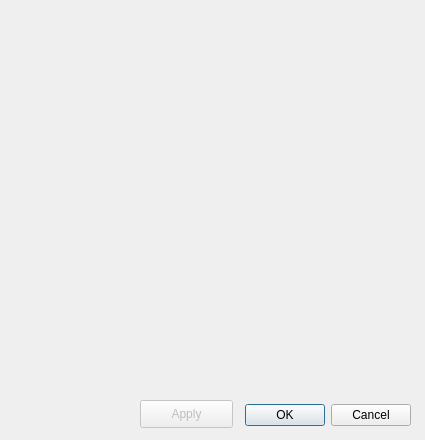
Old version of the form gui/dialogCameraSettings.ui in the repository Spinarakk/defectmonitor.
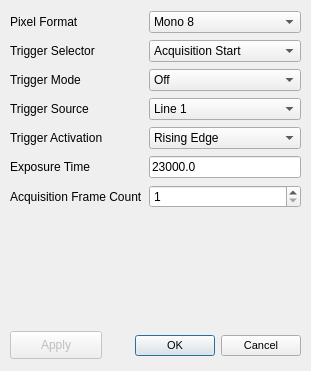
New version of the form. Icons and pictures are not drawn.

Commit message: July 3 - Removed the hardware trigger from the 3D machine and moved it to the office - Setup the camera and hooked it up to the laptop - Wrote some simple code to take pictures and set the settings (Mono8) - Tested hardware trigger (works properly) - Doesn't appear to require the grey cable - Need to refine the code to work with threads

The edit to the form file:
```diff
--- a/gui/dialogCameraSettings.ui
+++ b/gui/dialogCameraSettings.ui
@@ -9,10 +9,22 @@
    <rect>
     <x>0</x>
     <y>0</y>
-    <width>425</width>
-    <height>440</height>
+    <width>311</width>
+    <height>371</height>
    </rect>
   </property>
+  <property name="minimumSize">
+   <size>
+    <width>311</width>
+    <height>371</height>
+   </size>
+  </property>
+  <property name="maximumSize">
+   <size>
+    <width>311</width>
+    <height>371</height>
+   </size>
+  </property>
   <property name="windowTitle">
    <string>Camera Settings</string>
   </property>
@@ -26,12 +38,17 @@
   <widget class="QDialogButtonBox" name="buttonBox">
    <property name="geometry">
     <rect>
-     <x>240</x>
-     <y>400</y>
-     <width>171</width>
+     <x>110</x>
+     <y>330</y>
+     <width>191</width>
      <height>31</height>
     </rect>
    </property>
+   <property name="font">
+    <font>
+     <pointsize>8</pointsize>
+    </font>
+   </property>
    <property name="layoutDirection">
     <enum>Qt::LeftToRight</enum>
    </property>
@@ -48,9 +65,9 @@
    </property>
    <property name="geometry">
     <rect>
-     <x>140</x>
-     <y>400</y>
-     <width>93</width>
+     <x>10</x>
+     <y>331</y>
+     <width>92</width>
      <height>28</height>
     </rect>
    </property>
@@ -58,6 +75,205 @@
     <string>Apply</string>
    </property>
   </widget>
+  <widget class="QWidget" name="">
+   <property name="geometry">
+    <rect>
+     <x>10</x>
+     <y>10</y>
+     <width>291</width>
+     <height>201</height>
+    </rect>
+   </property>
+   <layout class="QGridLayout" name="gridLayout">
+    <item row="1" column="0">
+     <widget class="QLabel" name="label2">
+      <property name="font">
+       <font>
+        <pointsize>9</pointsize>
+       </font>
+      </property>
+      <property name="text">
+       <string>Trigger Selector</string>
+      </property>
+     </widget>
+    </item>
+    <item row="0" column="1">
+     <widget class="QComboBox" name="comboPixelFormat">
+      <item>
+       <property name="text">
+        <string>Mono 8</string>
+       </property>
+      </item>
+      <item>
+       <property name="text">
+        <string>Mono 12</string>
+       </property>
+      </item>
+      <item>
+       <property name="text">
+        <string>Mono 12 Packed</string>
+       </property>
+      </item>
+     </widget>
+    </item>
+    <item row="0" column="0">
+     <widget class="QLabel" name="label1">
+      <property name="font">
+       <font>
+        <pointsize>9</pointsize>
+       </font>
+      </property>
+      <property name="text">
+       <string>Pixel Format</string>
+      </property>
+     </widget>
+    </item>
+    <item row="4" column="0">
+     <widget class="QLabel" name="label5">
+      <property name="font">
+       <font>
+        <pointsize>9</pointsize>
+       </font>
+      </property>
+      <property name="text">
+       <string>Trigger Activation</string>
+      </property>
+     </widget>
+    </item>
+    <item row="3" column="0">
+     <widget class="QLabel" name="label4">
+      <property name="font">
+       <font>
+        <pointsize>9</pointsize>
+       </font>
+      </property>
+      <property name="text">
+       <string>Trigger Source</string>
+      </property>
+     </widget>
+    </item>
+    <item row="6" column="0">
+     <widget class="QLabel" name="label7">
+      <property name="font">
+       <font>
+        <pointsize>9</pointsize>
+       </font>
+      </property>
+      <property name="text">
+       <string>Acquisition Frame Count</string>
+      </property>
+     </widget>
+    </item>
+    <item row="5" column="0">
+     <widget class="QLabel" name="label6">
+      <property name="font">
+       <font>
+        <pointsize>9</pointsize>
+       </font>
+      </property>
+      <property name="text">
+       <string>Exposure Time</string>
+      </property>
+     </widget>
+    </item>
+    <item row="1" column="1">
+     <widget class="QComboBox" name="comboTriggerSelector">
+      <item>
+       <property name="text">
+        <string>Acquisition Start</string>
+       </property>
+      </item>
+      <item>
+       <property name="text">
+        <string>Frame Start</string>
+       </property>
+      </item>
+     </widget>
+    </item>
+    <item row="2" column="1">
+     <widget class="QComboBox" name="comboTriggerMode">
+      <item>
+       <property name="text">
+        <string>Off</string>
+       </property>
+      </item>
+      <item>
+       <property name="text">
+        <string>On</string>
+       </property>
+      </item>
+     </widget>
+    </item>
+    <item row="3" column="1">
+     <widget class="QComboBox" name="comboTriggerSource">
+      <property name="currentIndex">
+       <number>1</number>
+      </property>
+      <item>
+       <property name="text">
+        <string>Trigger Software</string>
+       </property>
+      </item>
+      <item>
+       <property name="text">
+        <string>Line 1</string>
+       </property>
+      </item>
+      <item>
+       <property name="text">
+        <string>Action 1</string>
+       </property>
+      </item>
+     </widget>
+    </item>
+    <item row="4" column="1">
+     <widget class="QComboBox" name="comboTriggerActivation">
+      <item>
+       <property name="text">
+        <string>Rising Edge</string>
+       </property>
+      </item>
+      <item>
+       <property name="text">
+        <string>Falling Edge</string>
+       </property>
+      </item>
+     </widget>
+    </item>
+    <item row="2" column="0">
+     <widget class="QLabel" name="label3">
+      <property name="font">
+       <font>
+        <pointsize>9</pointsize>
+       </font>
+      </property>
+      <property name="text">
+       <string>Trigger Mode</string>
+      </property>
+     </widget>
+    </item>
+    <item row="5" column="1">
+     <widget class="QLineEdit" name="lineExposureTime">
+      <property name="inputMask">
+       <string/>
+      </property>
+      <property name="text">
+       <string>23000.0</string>
+      </property>
+     </widget>
+    </item>
+    <item row="6" column="1">
+     <widget class="QSpinBox" name="spinAcquisitionFC">
+      <property name="minimum">
+       <number>1</number>
+      </property>
+      <property name="maximum">
+       <number>255</number>
+      </property>
+     </widget>
+    </item>
+   </layout>
+  </widget>
  </widget>
  <resources>
   <include location="icons.qrc"/>
```
The commit also changes 6 other files.
